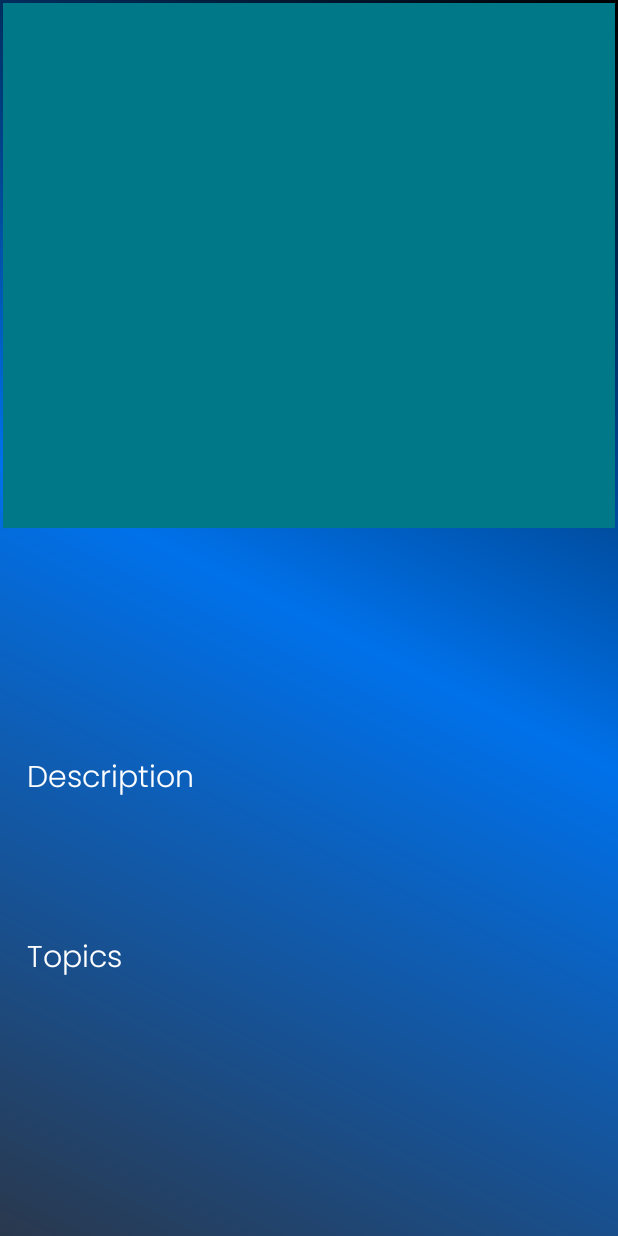
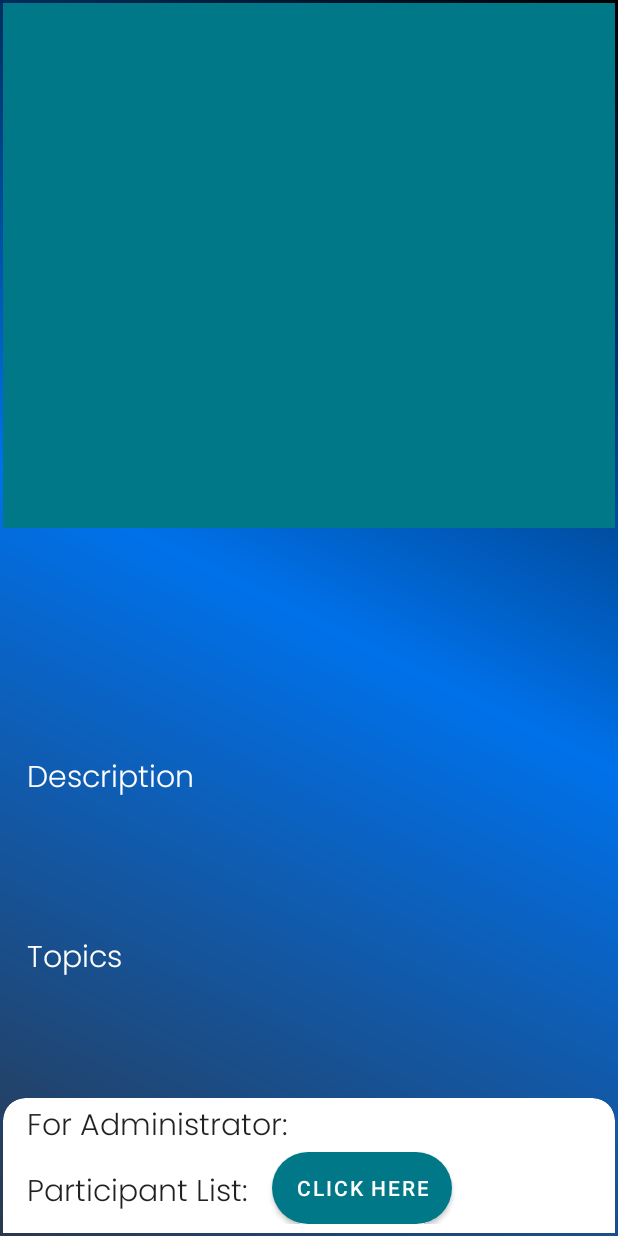
Before and after one commit to krnsree/TechUtsav2k20, an Android app: the fragment Event_Page shown on its own in the app's theme, on a phone screen of 412 x 824 dp. Run offline under Robolectric (Android 15) with nearby library versions, the phone set to English and light mode, and no system bars; 1 statement that could not run was skipped.

```diff
--- a/app/src/main/java/com/example/techutsav/EventFragment.java
+++ b/app/src/main/java/com/example/techutsav/EventFragment.java
@@ -55,9 +55,6 @@ public class EventFragment extends Fragment {
         //Action Bar
         eventActionBar(view);
 
-
-
-
         return view;
     }
 
--- a/app/src/main/java/com/example/techutsav/EventRecyclerViewAdapter.java
+++ b/app/src/main/java/com/example/techutsav/EventRecyclerViewAdapter.java
@@ -6,6 +6,8 @@ import android.view.View;
 import android.view.ViewGroup;
 
 import androidx.annotation.NonNull;
+import androidx.appcompat.app.AppCompatActivity;
+import androidx.fragment.app.FragmentManager;
 import androidx.recyclerview.widget.RecyclerView;
 
 import java.util.List;
--- a/app/src/main/java/com/example/techutsav/Event_Page.java
+++ b/app/src/main/java/com/example/techutsav/Event_Page.java
@@ -48,20 +48,5 @@ public class Event_Page extends Fragment {
         super.onViewCreated(view, savedInstanceState);
         BottomNavigationView bottomNavigationView = getActivity().findViewById(R.id.main_bottom_nav);
         bottomNavigationView.setVisibility(view.GONE);
-        registerBt = view.findViewById(R.id.register_bt);
-        registerBt.setOnClickListener(new View.OnClickListener() {
-            @Override
-            public void onClick(View view) {
-                Dialog mBottomSheetDialog = new Dialog(getContext());
-                View sheetView = getLayoutInflater().inflate(R.layout.names_layout, null);
-                mBottomSheetDialog.setContentView(sheetView);
-                mBottomSheetDialog.show();
-
-                Button add = sheetView.findViewById(R.id.add_bt);
-                EditText name = sheetView.findViewById(R.id.name_participant);
-
-
-            }
-        });
     }
 }
--- /dev/null
+++ b/app/src/main/res/drawable/rounded_button.xml
@@ -0,0 +1,7 @@
+<?xml version="1.0" encoding="utf-8"?>
+<shape xmlns:android="http://schemas.android.com/apk/res/android">
+
+    <solid android:color="@color/colorPrimary"/>
+    <corners android:radius="100dp"/>
+
+</shape>
--- a/app/src/main/res/layout/activity_main.xml
+++ b/app/src/main/res/layout/activity_main.xml
@@ -6,7 +6,8 @@
     android:layout_width="match_parent"
     android:layout_height="match_parent"
     android:orientation="vertical"
-    tools:context=".MainActivity">
+    tools:context=".MainActivity"
+    android:background="@drawable/back1">
 
     <androidx.core.widget.NestedScrollView
         android:layout_width="match_parent"
--- a/app/src/main/res/layout/fragment_event__page.xml
+++ b/app/src/main/res/layout/fragment_event__page.xml
@@ -1,8 +1,6 @@
 <?xml version="1.0" encoding="utf-8"?>
 <androidx.coordinatorlayout.widget.CoordinatorLayout xmlns:android="http://schemas.android.com/apk/res/android"
     xmlns:app="http://schemas.android.com/apk/res-auto"
-    xmlns:shimmer="http://schemas.android.com/tools"
-    xmlns:tools="http://schemas.android.com/tools"
     android:id="@+id/main_content"
     android:layout_width="match_parent"
     android:layout_height="match_parent"
@@ -45,7 +43,7 @@
     <androidx.core.widget.NestedScrollView
         android:id="@+id/scrolling_container"
         android:layout_width="match_parent"
-        android:layout_height="match_parent"
+        android:layout_height="wrap_content"
         android:layout_weight="1"
         app:layout_anchor="@+id/scrolling_container"
         app:layout_anchorGravity="top|center"
@@ -117,10 +115,104 @@
                 android:layout_marginLeft="16dp"
                 android:layout_marginTop="32dp"
                 android:layout_marginRight="16dp"
+                android:layout_marginBottom="16dp"
                 android:fontFamily="@font/poppins_light"
                 android:text="Topics"
                 android:textAppearance="@style/TextAppearance.AppCompat.Title"
                 android:textColor="@android:color/white" />
+
+
+            <androidx.recyclerview.widget.RecyclerView
+                android:id="@+id/review_list"
+                android:layout_width="match_parent"
+                android:layout_height="wrap_content"
+                android:layout_marginBottom="60dp"
+                app:layoutManager="androidx.recyclerview.widget.LinearLayoutManager" />
+
+
+            <androidx.cardview.widget.CardView
+                android:layout_width="match_parent"
+                android:layout_height="match_parent"
+                android:background="#ffffff"
+                app:cardCornerRadius="15dp">
+
+                <LinearLayout
+                    android:layout_width="match_parent"
+                    android:layout_height="wrap_content"
+                    android:orientation="vertical">
+
+                    <TextView
+                        android:layout_width="wrap_content"
+                        android:layout_height="wrap_content"
+                        android:layout_marginLeft="16dp"
+                        android:layout_marginTop="3dp"
+                        android:layout_marginRight="16dp"
+                        android:fontFamily="@font/poppins_light"
+                        android:text="For Administrator:"
+                        android:textAppearance="@style/TextAppearance.AppCompat.Title" />
+
+                    <LinearLayout
+                        android:layout_width="match_parent"
+                        android:layout_height="match_parent">
+
+                        <TextView
+                            android:layout_width="wrap_content"
+                            android:layout_height="wrap_content"
+                            android:layout_marginLeft="16dp"
+                            android:layout_marginTop="3dp"
+                            android:layout_marginRight="16dp"
+                            android:fontFamily="@font/poppins_light"
+                            android:text="Participant List:"
+                            android:textAppearance="@style/TextAppearance.AppCompat.Title" />
+
+                        <Button
+                            android:layout_width="wrap_content"
+                            android:layout_height="wrap_content"
+                            android:background="@drawable/rounded_button"
+                            android:text="Click Here" />
+
+
+                    </LinearLayout>
+
+                    <TextView
+                        android:layout_width="wrap_content"
+                        android:layout_height="wrap_content"
+                        android:layout_marginLeft="16dp"
+                        android:layout_marginTop="3dp"
+                        android:layout_marginRight="16dp"
+                        android:fontFamily="@font/poppins_light"
+                        android:text="For Participants:"
+                        android:textAppearance="@style/TextAppearance.AppCompat.Title" />
+
+                    <LinearLayout
+                        android:layout_width="match_parent"
+                        android:layout_height="match_parent">
+
+                        <TextView
+                            android:layout_width="wrap_content"
+                            android:layout_height="wrap_content"
+                            android:layout_marginLeft="16dp"
+                            android:layout_marginTop="3dp"
+                            android:layout_marginRight="16dp"
+                            android:fontFamily="@font/poppins_light"
+                            android:text="Participant List:"
+                            android:textAppearance="@style/TextAppearance.AppCompat.Title" />
+
+                        <Button
+                            android:layout_width="wrap_content"
+                            android:layout_height="wrap_content"
+                            android:layout_marginBottom="20dp"
+                            android:background="@drawable/rounded_button"
+                            android:text="Click Here" />
+
+
+                    </LinearLayout>
+
+
+                </LinearLayout>
+
+
+            </androidx.cardview.widget.CardView>
 
         </LinearLayout>
 
```
Also changed, not shown: app/src/main/res/layout/event_card_view.xml (+1 -10 lines), app/src/main/res/drawable-v24/back1.jpg (added).
